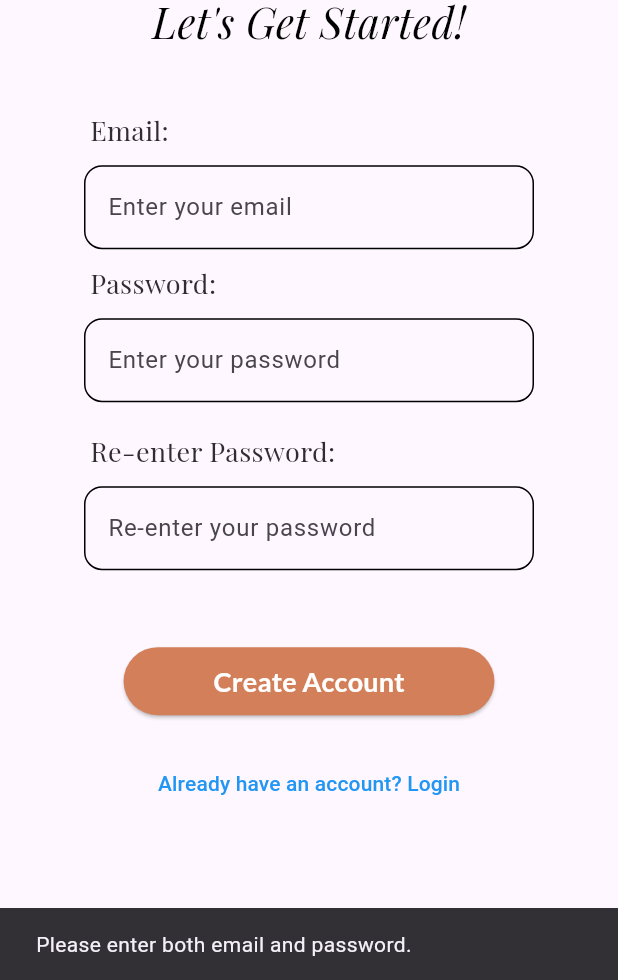
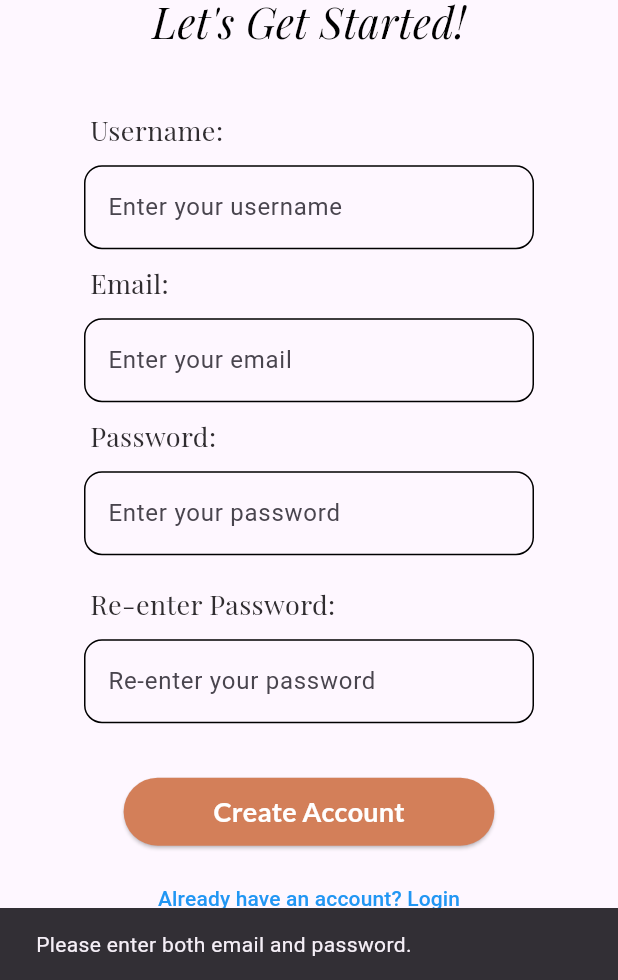
Before and after one commit to Stefania-P11/SWE-Project, a Flutter app: the AuthScreen screen opened directly, after a tap on "Create Account", on a phone screen of 412 x 824 dp, the part 256-1236 px from its top. Run offline on Flutter 3.47's test engine with Material 3 defaults, Android fonts, the phone set to English and light mode, and no system bars; our stand-ins replace cloud_firestore, firebase_auth, firebase_core, firebase_storage, flutter_image_compress, flutter_svg and 5 more; missing offline and left inert: geolocator_android, geolocator_apple; accounts and stored records are empty.

Commit message:
Updated the Authentication Screen

```diff
--- a/lib/constants.dart
+++ b/lib/constants.dart
@@ -5,7 +5,7 @@ import 'package:flutter/material.dart';
 import 'package:google_fonts/google_fonts.dart';
 
 // Constant for the username used in Firestore
-const String kUsername = 'stefania';
+String kUsername = ""; // Replaced with actual username in handleAuth()
 
 // COLORS
 
--- a/lib/main.dart
+++ b/lib/main.dart
@@ -1,8 +1,11 @@
 
 
+import 'package:cloud_firestore/cloud_firestore.dart';
+import 'package:dressify_app/constants.dart';
 import 'package:dressify_app/screens/home_screen.dart';
 import 'package:dressify_app/screens/insights_screen.dart';
 import 'package:dressify_app/screens/landing_screen.dart';
+import 'package:firebase_auth/firebase_auth.dart';
 import 'package:flutter/material.dart';
 import 'package:firebase_core/firebase_core.dart';
 import 'firebase_options.dart';
@@ -33,6 +36,9 @@ void main() async{
   final token = await FirebaseAppCheck.instance.getToken(true);
   print("🔐 DEBUG APP CHECK TOKEN: $token");*/
 
+
+//kUsername = "stefania";
+
   runApp(const MyApp());
 }
 
--- a/lib/screens/authentication_screen.dart
+++ b/lib/screens/authentication_screen.dart
@@ -1,3 +1,4 @@
+import 'package:cloud_firestore/cloud_firestore.dart';
 import 'package:flutter/material.dart';
 import 'package:dressify_app/screens/home_screen.dart';
 import 'package:dressify_app/widgets/custom_button.dart';
@@ -6,7 +7,6 @@ import 'package:flutter_svg/flutter_svg.dart';
 import 'package:dressify_app/widgets/label_input_field.dart';
 import 'package:dressify_app/services/authentication_service.dart';
 import 'package:firebase_auth/firebase_auth.dart';
-
 
 class AuthScreen extends StatefulWidget {
   final bool isLogin; // true for login, false for sign up
@@ -19,16 +19,18 @@ class AuthScreen extends StatefulWidget {
 
 class _AuthScreenState extends State<AuthScreen> {
   late bool isLogin;
+  final TextEditingController usernameController = TextEditingController();
   final TextEditingController emailController = TextEditingController();
   final TextEditingController passwordController = TextEditingController();
-  final TextEditingController retypePasswordController = TextEditingController(); // new retype field
+  final TextEditingController retypePasswordController =
+      TextEditingController(); // new retype field
 
   bool passwordValid = false;
   bool passwordsMatch = false;
+  bool usernameTaken = false;
+
 
   final AuthenticationService _authService = AuthenticationService();
-
-
 
   @override
   void initState() {
@@ -37,8 +39,27 @@ void initState() {
 
     passwordController.addListener(_checkPasswords);
     retypePasswordController.addListener(_checkPasswords);
+
+   usernameController.addListener(() {
+  final username = usernameController.text.trim();
+
+  // Only check if user is signing up
+  if (!isLogin && username.isNotEmpty) {
+    Future.delayed(const Duration(milliseconds: 300), () async {
+      final available = await isUsernameAvailable(username);
+      if (mounted) {
+        setState(() {
+          usernameTaken = !available;
+        });
       }
-
+    });
+  } else {
+    setState(() {
+      usernameTaken = false;
+    });
+  }
+});
+}
 
   bool _validatePassword(String password) {
     final bool hasUppercase = password.contains(RegExp(r'[A-Z]'));
@@ -56,7 +77,6 @@ void _checkPasswords() {
     });
   }
 
-
   // Toggle the auth mode from within the AuthScreen if needed
   void toggleAuthMode() {
     setState(() {
@@ -64,9 +84,11 @@ void _checkPasswords() {
     });
   }
 
+
 void handleAuth() async {
   final email = emailController.text.trim();
   final password = passwordController.text.trim();
+  final usernameInput = usernameController.text.trim(); // renamed to usernameInput
 
   if (email.isEmpty || password.isEmpty) {
     ScaffoldMessenger.of(context).showSnackBar(
@@ -84,22 +106,45 @@ void handleAuth() async {
     // Validate password strength before signing up
     if (!_authService.validatePassword(password)) {
       ScaffoldMessenger.of(context).showSnackBar(
-        const SnackBar(content: Text('Password must be at least 8 characters, include an uppercase letter, and a number.')),
+        const SnackBar(
+            content: Text(
+                'Password must be at least 8 characters, include an uppercase letter, and a number.')),
       );
       return; // Don't continue to signup if password is invalid
     }
     // Attempt to sign up
-    user = await _authService.signUp(email, password);
+    user = await _authService.signUp(email, password, usernameInput);
   }
 
   if (user != null) {
-    // Authentication successful, navigate to HomeScreen
+    if (isLogin) {
+      // 🔥 After login, fetch username based on the logged-in UID
+      final snapshot = await FirebaseFirestore.instance
+          .collection('usernames')
+          .where('uid', isEqualTo: user.uid) // use user.uid DIRECTLY
+          .limit(1)
+          .get();
+
+      if (snapshot.docs.isNotEmpty) {
+        kUsername = snapshot.docs.first.id; // username = doc ID
+        print('Username loaded after login: $kUsername');
+      } else {
+        print('Username not found for UID: ${user.uid}');
+      }
+    } else {
+      // 🔥 After signup, use the input username
+      kUsername = usernameInput;
+      print('Username set after signup: $kUsername');
+    }
+
+    // ✅ Now navigate
     Navigator.pushReplacement(
       context,
       MaterialPageRoute(builder: (_) => const HomeScreen()),
     );
+
   } else {
-    // Authentication failed, show error
+    // Auth failed
     ScaffoldMessenger.of(context).showSnackBar(
       SnackBar(content: Text(isLogin ? 'Login failed.' : 'Sign up failed.')),
     );
@@ -113,6 +158,7 @@ void dispose() {
     emailController.dispose();
     passwordController.dispose();
     retypePasswordController.dispose(); // dispose retype controller
+    usernameController.dispose();
     super.dispose();
   }
 
@@ -150,12 +196,42 @@ void dispose() {
                   child: Column(
                     crossAxisAlignment: CrossAxisAlignment.center,
                     children: [
-                      // Username input field
+                     if (!isLogin) ...[
   Column(
     crossAxisAlignment: CrossAxisAlignment.start,
     children: [
       Padding(
         padding: const EdgeInsets.symmetric(horizontal: 20.0),
+        child: Text('Username:', style: kH3),
+      ),
+      const SizedBox(height: 10),
+      LabelInputField(
+        controller: usernameController,
+        hintText: "Enter your username",
+        maxLength: 50,
+        showCounter: false,
+      ),
+      if (usernameTaken)
+        Padding(
+          padding: EdgeInsets.symmetric(horizontal: 20.0, vertical: 5.0),
+          child: const Text(
+            'This username is not available! Please choose a different one.',
+            style: kErrorMessage,
+          ),
+        ),
+    ],
+  ),
+  const SizedBox(height: 10),
+],
+
+                      // Email input field
+
+                      Column(
+                        crossAxisAlignment: CrossAxisAlignment.start,
+                        children: [
+                          Padding(
+                            padding:
+                                const EdgeInsets.symmetric(horizontal: 20.0),
                             child: Text('Email:', style: kH3),
                           ),
                           const SizedBox(height: 10),
@@ -167,13 +243,14 @@ void dispose() {
                           ),
                         ],
                       ),
-                      const SizedBox(height: 10),
+                      SizedBox(height: isLogin ? 20 : 10),
                       // Password input field
                       Column(
                         crossAxisAlignment: CrossAxisAlignment.start,
                         children: [
                           Padding(
-                  padding: const EdgeInsets.symmetric(horizontal: 20.0),
+                            padding:
+                                const EdgeInsets.symmetric(horizontal: 20.0),
                             child: Text('Password:', style: kH3),
                           ),
                           const SizedBox(height: 10),
@@ -184,11 +261,11 @@ void dispose() {
                             obscureText: true,
                             showCounter: false,
                           ),
-
                           if (!isLogin) ...[
                             const SizedBox(height: 20),
                             Padding(
-                    padding: const EdgeInsets.symmetric(horizontal: 20.0),
+                              padding:
+                                  const EdgeInsets.symmetric(horizontal: 20.0),
                               child: Text('Re-enter Password:', style: kH3),
                             ),
                             const SizedBox(height: 10),
@@ -202,9 +279,10 @@ void dispose() {
                             const SizedBox(height: 10),
 
                             // Show password strength error
-                  if (!passwordValid && passwordController.text.isNotEmpty)
+                            if (!passwordValid &&
+                                passwordController.text.isNotEmpty)
                               const Padding(
-            padding: EdgeInsets.only(top: 5.0),
+                                padding: EdgeInsets.symmetric(horizontal: 20.0, vertical: 5.0),
                                 child: Text(
                                   'Password must have:\n• Minimum 8 characters\n• At least one uppercase letter (A-Z)\n• At least one lowercase letter (a-z)\n• At least one digit (0-9)',
                                   style: kErrorMessage,
@@ -212,9 +290,10 @@ void dispose() {
                               ),
 
                             // Show password match error
-                  if (!passwordsMatch && retypePasswordController.text.isNotEmpty)
+                            if (!passwordsMatch &&
+                                retypePasswordController.text.isNotEmpty)
                               Padding(
-            padding: EdgeInsets.only(top: 5.0),
+                                padding: EdgeInsets.symmetric(horizontal: 20.0, vertical: 5.0),
                                 child: Text(
                                   'Passwords do not match. Please try again.',
                                   style: kErrorMessage,
@@ -224,13 +303,13 @@ void dispose() {
                         ],
                       ),
 
-                      const SizedBox(height: 40),
+                      const SizedBox(height: 25),
                       // Button: Its text depends on the mode
                       CustomButton(
                         text: isLogin ? 'Login' : 'Create Account',
                         onPressed: handleAuth,
                       ),
-                      const SizedBox(height: 20),
+                      const SizedBox(height: 10),
                       // Option to toggle mode from this screen
                       TextButton(
                         onPressed: toggleAuthMode,
```
Also changed, not shown: lib/screens/home_screen.dart (+21 -0 lines), lib/services/authentication_service.dart (+69 -7 lines). Lines whose indentation alone changed are shown as unchanged.
